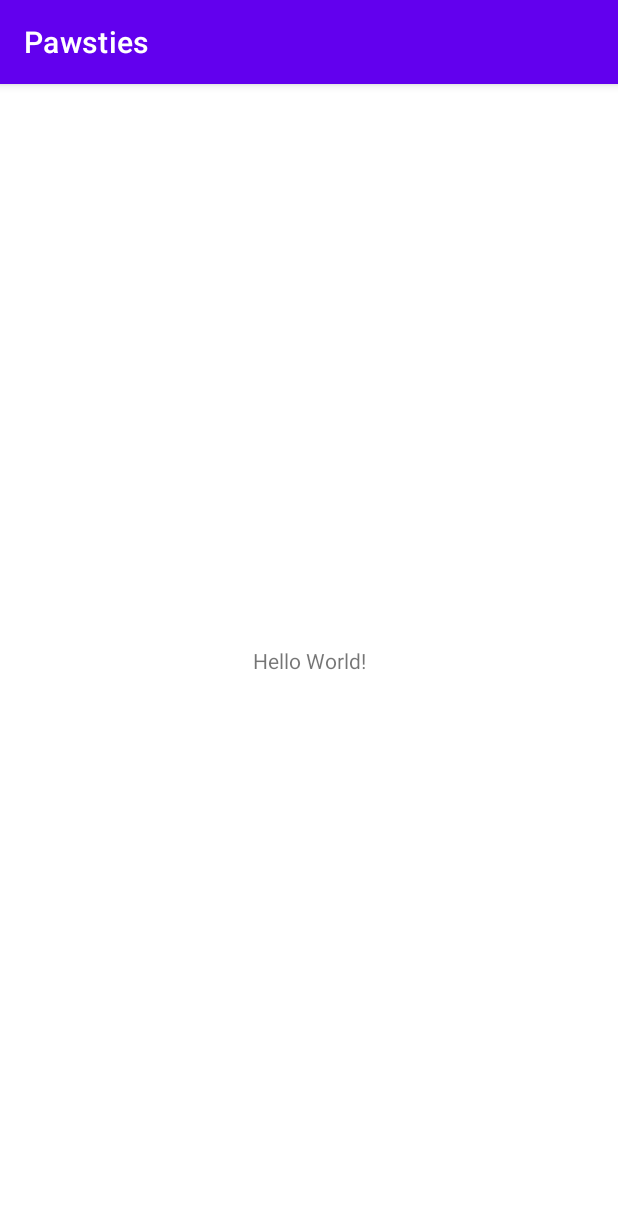
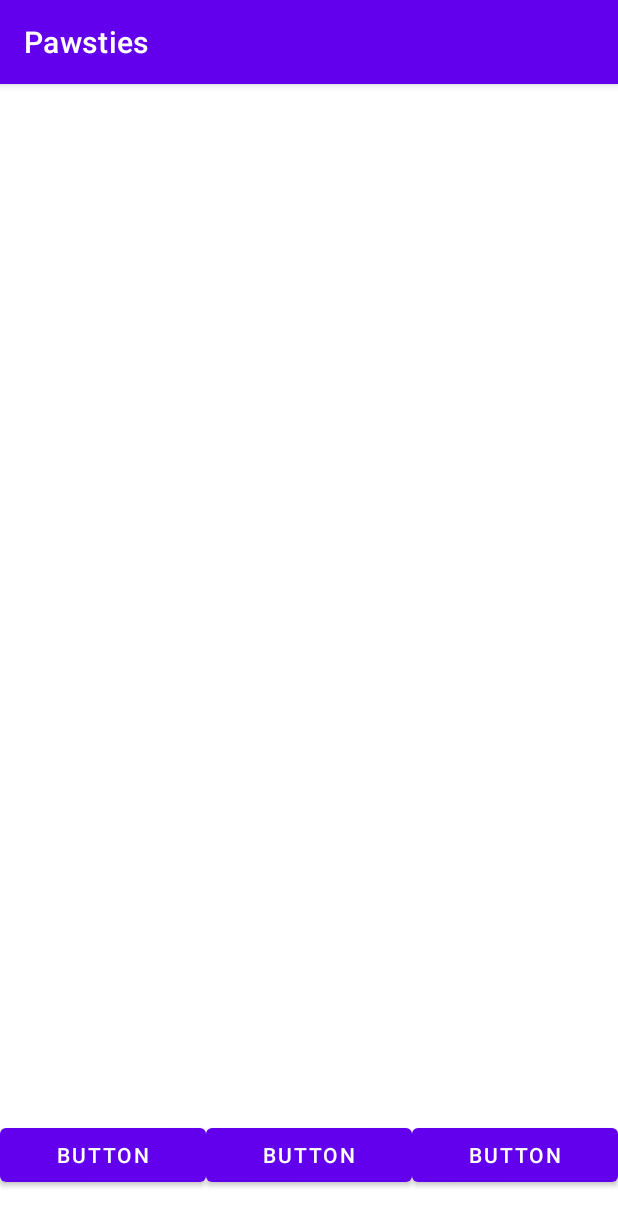
Before and after one commit to rakso-dev/Pawsties, an Android app: the screen it shows after launch (MainActivity), on a phone screen of 412 x 824 dp. Shown: the top 1226 px of the screen. Run offline under Robolectric (Android 15) with nearby library versions, the phone set to English and light mode, and no system bars.

Commit message:
Add files via upload

```diff
--- a/app/build.gradle
+++ b/app/build.gradle
@@ -7,7 +7,7 @@ android {
 
     defaultConfig {
         applicationId "com.example.pawsties"
-        minSdk 21
+        minSdk 23
         targetSdk 31
         versionCode 1
         versionName "1.0"
--- a/app/src/main/res/layout/activity_main.xml
+++ b/app/src/main/res/layout/activity_main.xml
@@ -1,18 +1,35 @@
 <?xml version="1.0" encoding="utf-8"?>
-<androidx.constraintlayout.widget.ConstraintLayout xmlns:android="http://schemas.android.com/apk/res/android"
-    xmlns:app="http://schemas.android.com/apk/res-auto"
-    xmlns:tools="http://schemas.android.com/tools"
+<LinearLayout xmlns:android="http://schemas.android.com/apk/res/android"
+    android:orientation="vertical"
     android:layout_width="match_parent"
-    android:layout_height="match_parent"
-    tools:context=".MainActivity">
+    android:layout_height="match_parent">
 
-    <TextView
-        android:layout_width="wrap_content"
+    <LinearLayout
+        android:orientation="horizontal"
+        android:layout_width="match_parent"
         android:layout_height="wrap_content"
-        android:text="Hello World!"
-        app:layout_constraintBottom_toBottomOf="parent"
-        app:layout_constraintLeft_toLeftOf="parent"
-        app:layout_constraintRight_toRightOf="parent"
-        app:layout_constraintTop_toTopOf="parent" />
+        android:layout_marginTop="690dp"
+        android:layout_marginEnd="0dp">
 
-</androidx.constraintlayout.widget.ConstraintLayout>
+        <Button
+            android:id="@+id/button1"
+            android:layout_width="0dp"
+            android:layout_height="wrap_content"
+            android:layout_weight="1"
+            android:text="Button" />
+
+        <Button
+            android:id="@+id/button2"
+            android:layout_width="0dp"
+            android:layout_height="wrap_content"
+            android:layout_weight="1"
+            android:text="Button" />
+
+        <Button
+            android:id="@+id/button3"
+            android:layout_width="0dp"
+            android:layout_height="wrap_content"
+            android:layout_weight="1"
+            android:text="Button" />
+    </LinearLayout>
+</LinearLayout>
```
Also changed, not shown: app/src/main/res/layout/activity_pet_profile.xml (added, +52 -0 lines), 1 other file.
